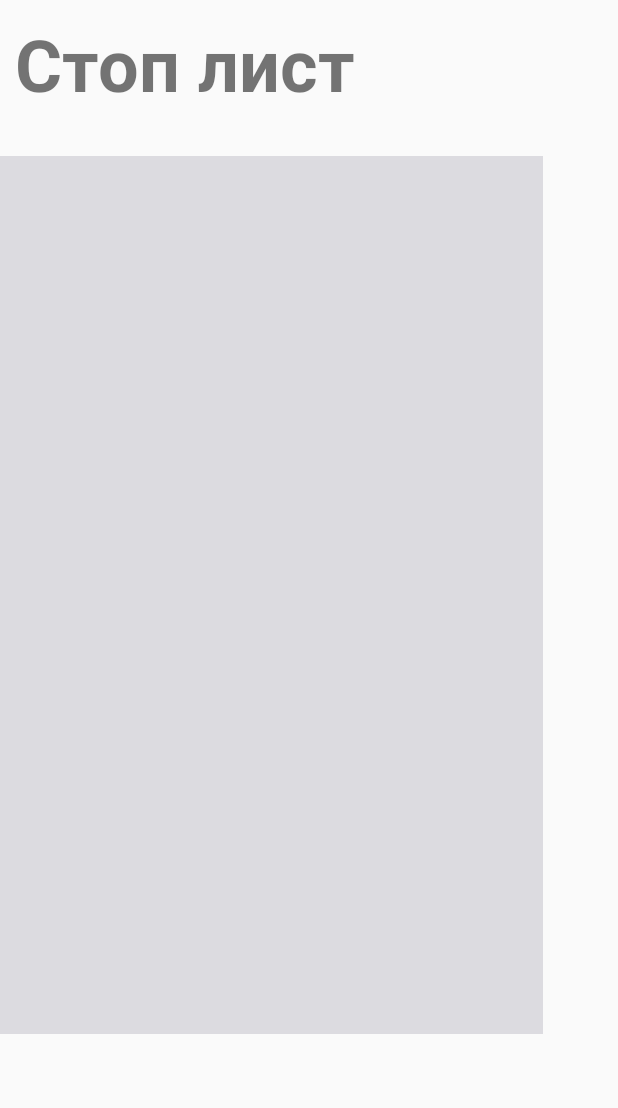
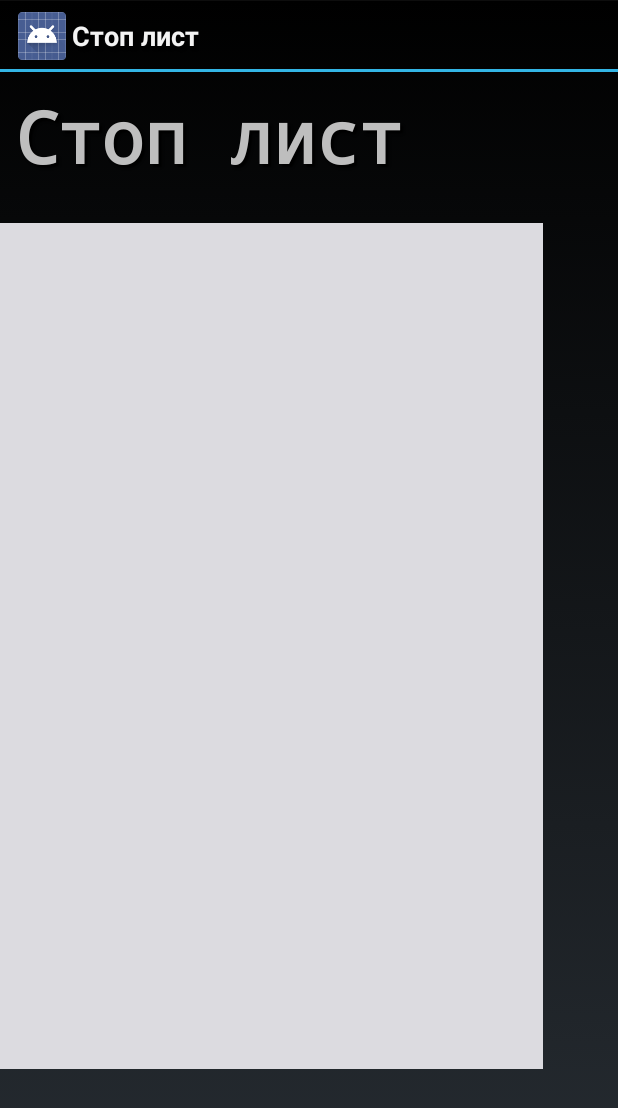
Before and after one commit to mountin/blacklist2, an Android app: the LogListActivity screen opened directly, with no data from a screen before it, on a phone screen of 412 x 824 dp. Shown: the top 1108 px of the screen. Run offline under Robolectric (Android 15) with nearby library versions, the light colour scheme and no system bars; 6 statements that could not run were skipped.

Commit message:
New Design start

```diff
--- a/app/src/main/AndroidManifest.xml
+++ b/app/src/main/AndroidManifest.xml
@@ -38,7 +38,8 @@
         </activity>
         <activity
             android:name=".LogListActivity"
-            android:label="@string/myList2" >
+            android:label="@string/myList2"
+            android:theme="@style/CustomTheme">
         </activity>
         <activity
             android:name=".AddNumberActivity"
--- /dev/null
+++ b/app/src/main/res/drawable/main.xml
@@ -0,0 +1,4 @@
+<?xml version="1.0" encoding="utf-8"?>
+<selector xmlns:android="http://schemas.android.com/apk/res/android">
+
+</selector>
--- a/app/src/main/res/layout/activity_loglist.xml
+++ b/app/src/main/res/layout/activity_loglist.xml
@@ -18,8 +18,9 @@
     android:layout_width="362dp"
     android:layout_height="460dp"
     android:background="#ffdcdbe0"
+
         android:layout_weight="0.45"
-        style="@style/Base.Theme.AppCompat.Light.DarkActionBar"
+        style="@style/CustomListView"
 
         android:padding="10dp"
 
--- a/app/src/main/res/values/styles.xml
+++ b/app/src/main/res/values/styles.xml
@@ -3,6 +3,25 @@
     <!-- Base application theme. -->
     <style name="AppTheme" parent="Theme.AppCompat.Light.DarkActionBar">
         <!-- Customize your theme here. -->
+
+    </style>
+    <style name="MainPage" parent="@android:style/Widget.ListView">
+        <item name="android:fastScrollEnabled">true</item>
+    </style>
+    <style name="CustomListView" parent="@android:style/Widget.ListView">
+        <item name="android:fastScrollEnabled">true</item>
+
+    </style>
+    <style name="CustomTheme" parent="@android:style/Theme.Holo">
+        <item name="android:listViewStyle">@style/CustomListView</item>
+        <item name="android:textViewStyle">@style/CustomTextView</item>
     </style>
 
+    <style name="CustomTextView" parent="@android:style/Widget.TextView">
+        <item name="android:typeface">monospace</item>
+        <item name="android:shadowColor">#000000</item>
+        <item name="android:shadowRadius">1.</item>
+        <item name="android:shadowDx">3</item>
+        <item name="android:shadowDy">3</item>
+    </style>
 </resources>
```
Also changed, not shown: app/src/main/res/layout/activity_main.xml (+7 -5 lines), app/src/main/res/mipmap-xhdpi/ic_launcher.png (deleted), app/src/main/res/mipmap-xxhdpi/ic_launcher.png.
